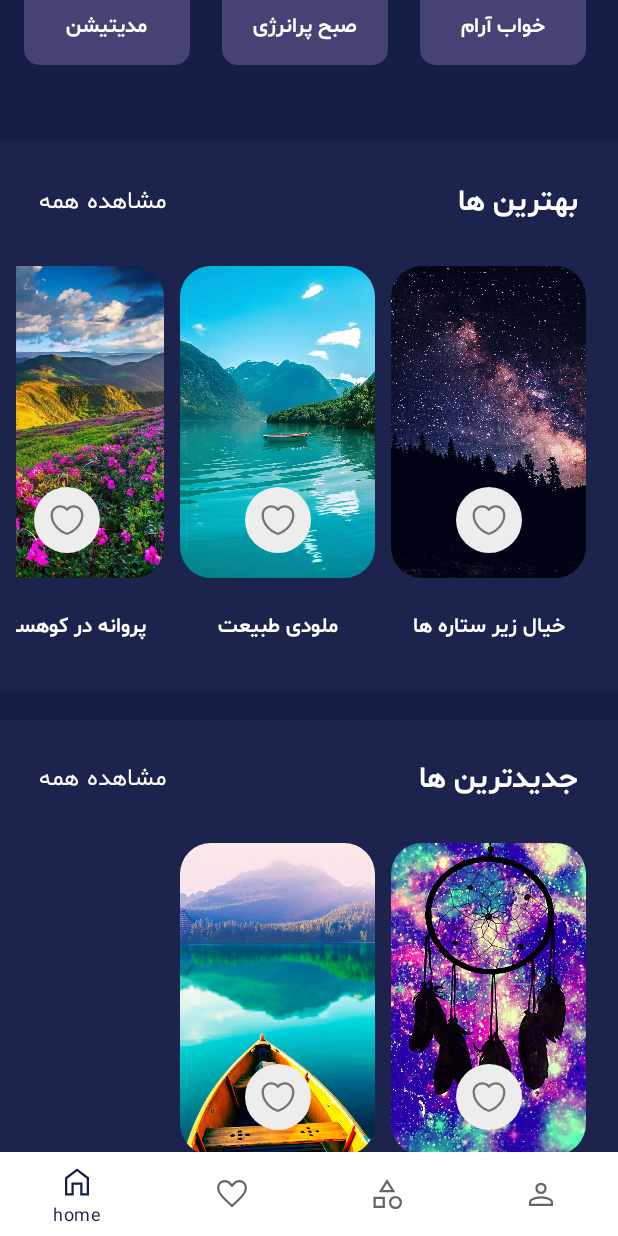
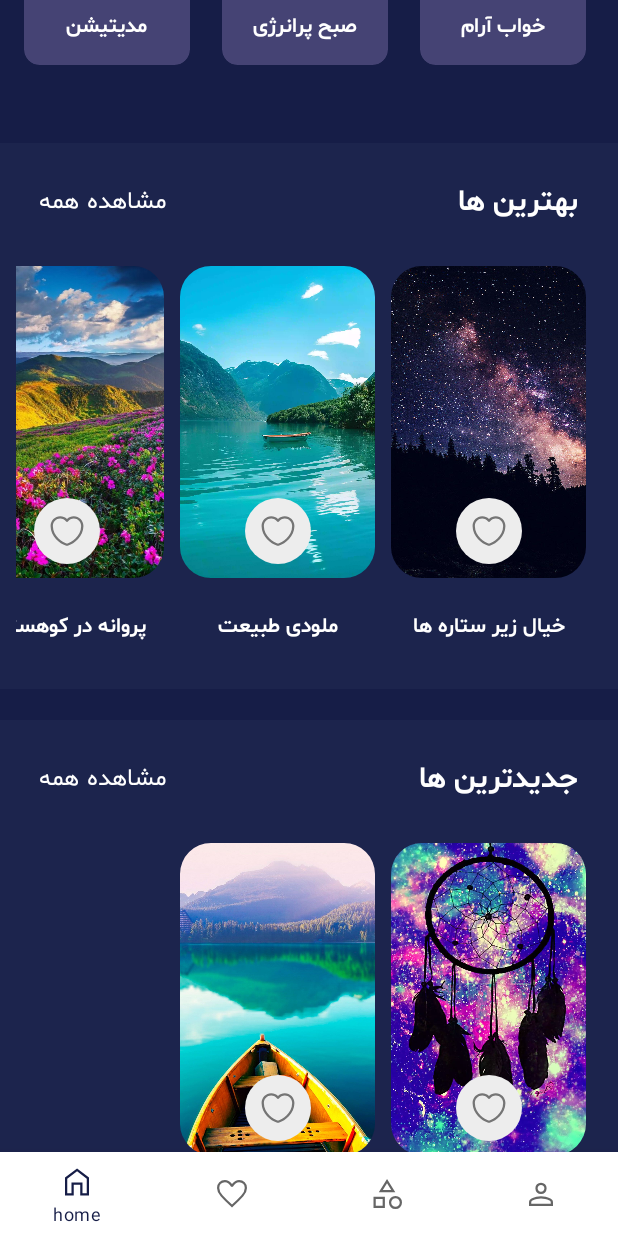
Before and after one commit to AndroidFPN/DreamApp, an Android app: the screen it shows after launch (MainActivity), scrolled down 540 dp, on a phone screen of 412 x 824 dp. Run offline under Robolectric (Android 15) with nearby library versions, the phone set to English and light mode, and no system bars; our stand-ins replace Dagger/Hilt's generated code, Room's generated code, navigation-ui, sdp/ssp sizes.

Commit message:
Refactor row_recycler design.

```diff
--- a/app/src/main/res/layout/row_recycler.xml
+++ b/app/src/main/res/layout/row_recycler.xml
@@ -19,8 +19,7 @@
 
     <androidx.appcompat.widget.AppCompatImageButton
         android:id="@+id/ivFavorite"
-        android:layout_width="@dimen/_60sdp"
-        android:layout_height="@dimen/_60sdp"
+        style="@style/ImageView.Large"
         android:background="@android:color/transparent"
         android:src="@drawable/ic_heart_rippled"
         app:layout_constraintBottom_toBottomOf="@+id/ivSound"
@@ -29,11 +28,11 @@
 
     <com.google.android.material.textview.MaterialTextView
         android:id="@+id/tvSoundName"
-        android:layout_width="wrap_content"
+        android:layout_width="match_parent"
         android:layout_height="wrap_content"
         android:layout_marginTop="@dimen/_16sdp"
+        android:textAppearance="@style/TextAppearance.AppCompat.Body2"
         android:textStyle="bold"
-        android:textAppearance="@style/TextAppearance.AppCompat.Body2"
         app:layout_constraintEnd_toEndOf="parent"
         app:layout_constraintStart_toStartOf="parent"
         app:layout_constraintTop_toBottomOf="@+id/ivFavorite"
```
